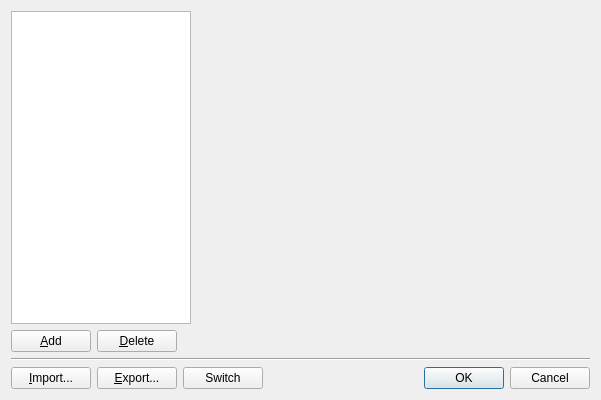
Old version of the form libs/guicore/pre/complex/gridcomplexconditiondialog.ui in the repository i-RIC/prepost-gui.
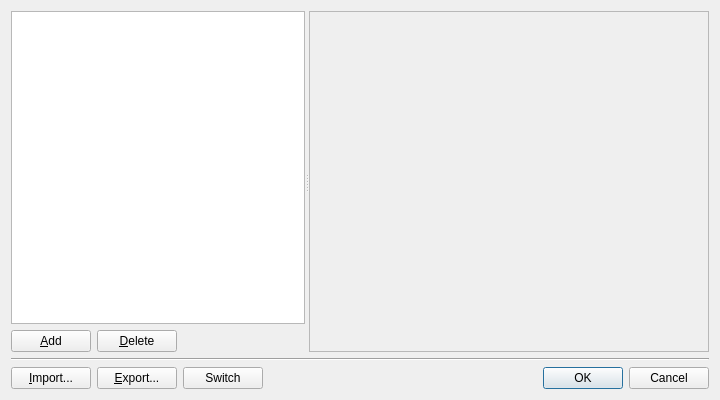
New version of the form. Custom widgets are drawn as their Qt base class.

Commit message: Complex dialog improvement

What changed in the file:
```diff
--- a/libs/guicore/pre/complex/gridcomplexconditiondialog.ui
+++ b/libs/guicore/pre/complex/gridcomplexconditiondialog.ui
@@ -6,7 +6,7 @@
    <rect>
     <x>0</x>
     <y>0</y>
-    <width>601</width>
+    <width>720</width>
     <height>400</height>
    </rect>
   </property>
@@ -34,8 +34,11 @@
         <number>0</number>
        </property>
        <item>
-        <layout class="QHBoxLayout" name="horizontalLayout_2" stretch="0,1">
-         <item>
+        <widget class="QSplitter" name="splitter">
+         <property name="orientation">
+          <enum>Qt::Horizontal</enum>
+         </property>
+         <widget class="QWidget" name="layoutWidget">
           <layout class="QVBoxLayout" name="verticalLayout">
            <property name="sizeConstraint">
             <enum>QLayout::SetMaximumSize</enum>
@@ -43,23 +46,11 @@
            <item>
             <widget class="QListWidget" name="listWidget">
              <property name="sizePolicy">
-              <sizepolicy hsizetype="Fixed" vsizetype="Expanding">
+              <sizepolicy hsizetype="Preferred" vsizetype="Expanding">
                <horstretch>0</horstretch>
                <verstretch>0</verstretch>
               </sizepolicy>
              </property>
-             <property name="minimumSize">
-              <size>
-               <width>100</width>
-               <height>0</height>
-              </size>
-             </property>
-             <property name="maximumSize">
-              <size>
-               <width>180</width>
-               <height>16777215</height>
-              </size>
-             </property>
             </widget>
            </item>
            <item>
@@ -83,6 +74,9 @@
                <property name="orientation">
                 <enum>Qt::Horizontal</enum>
                </property>
+               <property name="sizeType">
+                <enum>QSizePolicy::MinimumExpanding</enum>
+               </property>
                <property name="sizeHint" stdset="0">
                 <size>
                  <width>0</width>
@@ -94,11 +88,58 @@
             </layout>
            </item>
           </layout>
-         </item>
-         <item>
-          <widget class="GridComplexConditionWidgetContainer" name="widgetContainer" native="true"/>
-         </item>
-        </layout>
+         </widget>
+         <widget class="QScrollArea" name="scrollArea">
+          <property name="sizePolicy">
+           <sizepolicy hsizetype="Expanding" vsizetype="Expanding">
+            <horstretch>0</horstretch>
+            <verstretch>0</verstretch>
+           </sizepolicy>
+          </property>
+          <property name="minimumSize">
+           <size>
+            <width>400</width>
+            <height>0</height>
+           </size>
+          </property>
+          <property name="baseSize">
+           <size>
+            <width>500</width>
+            <height>0</height>
+           </size>
+          </property>
+          <property name="widgetResizable">
+           <bool>true</bool>
+          </property>
+          <widget class="QWidget" name="scrollAreaWidgetContents">
+           <property name="geometry">
+            <rect>
+             <x>0</x>
+             <y>0</y>
+             <width>398</width>
+             <height>340</height>
+            </rect>
+           </property>
+           <layout class="QVBoxLayout" name="verticalLayout_3">
+            <property name="leftMargin">
+             <number>0</number>
+            </property>
+            <property name="topMargin">
+             <number>0</number>
+            </property>
+            <property name="rightMargin">
+             <number>0</number>
+            </property>
+            <property name="bottomMargin">
+             <number>0</number>
+            </property>
+            <item>
+             <widget class="GridComplexConditionWidgetContainer" name="widgetContainer" native="true"/>
+            </item>
+           </layout>
+          </widget>
+         </widget>
+        </widget>
        </item>
       </layout>
      </widget>
```
Left out of the diff: 4 changed lines with no effect on the pictures. The commit also changes 7 other files.
